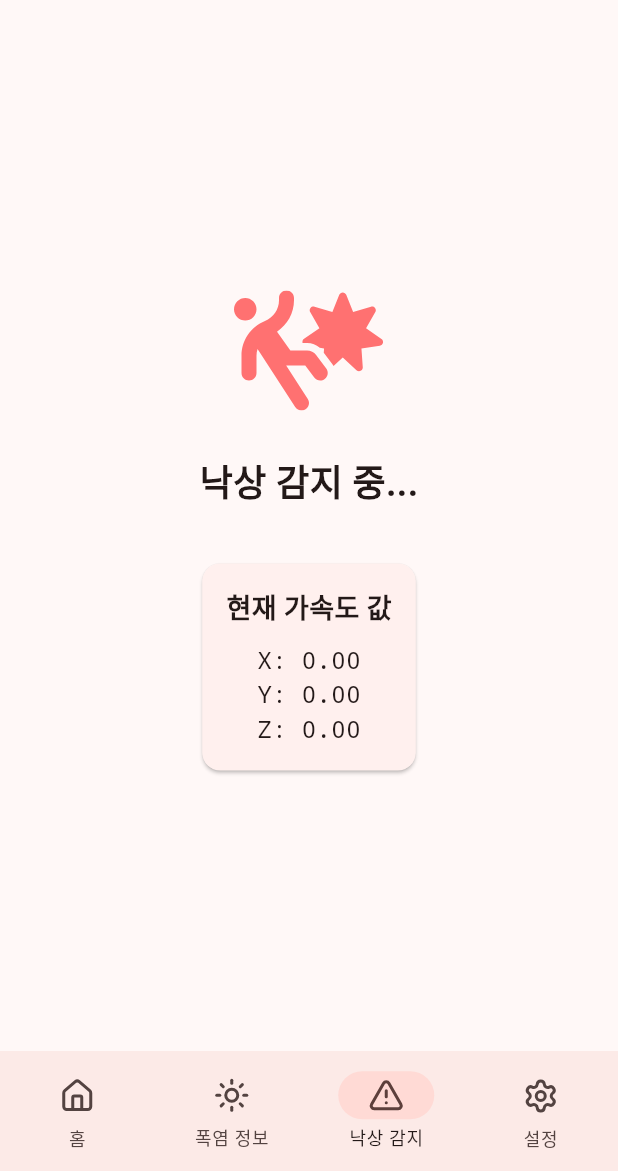
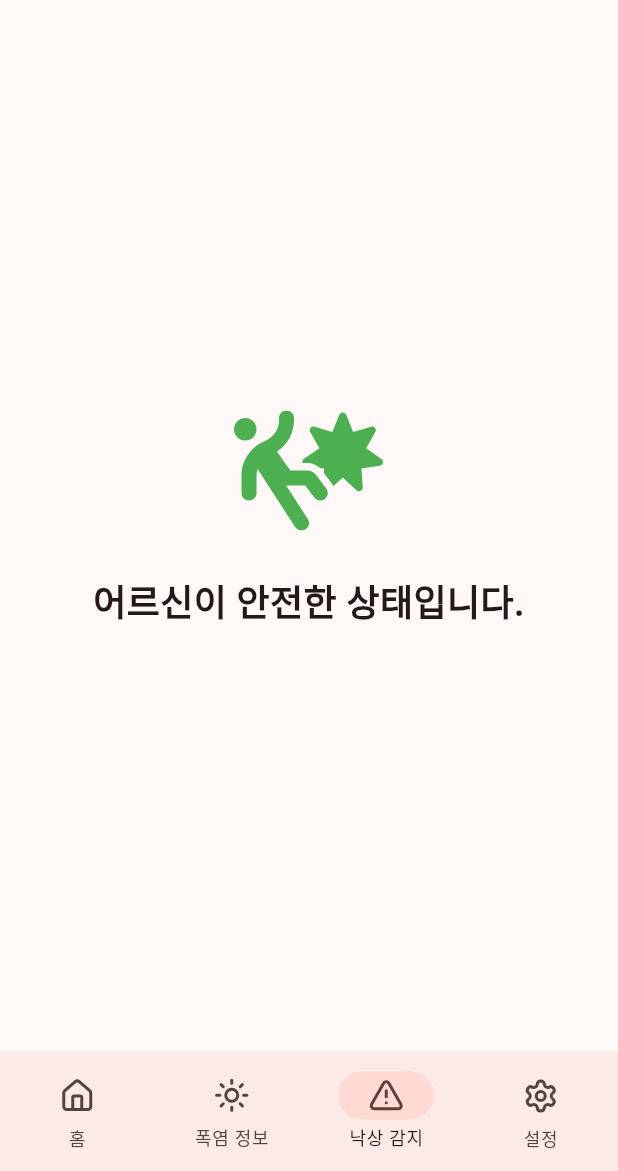
Before and after one commit to kauProjectX/dwph9988-client, a Flutter app: the AppScreen screen opened directly, item 3 of the bottom bar chosen, on a phone screen of 412 x 824 dp, the part 65-1236 px from its top. Run offline on Flutter 3.47's test engine with Material 3 defaults, Android fonts, the phone set to English and light mode, and no system bars; our stand-ins replace audioplayers, built_collection, built_value, dio, flutter_svg, get and 3 more; missing offline and left inert: flutter_naver_map, one_of_serializer; Roboto replaces fonts that are missing (Gmarket Sans).

Commit message:
feat: 보호자 낙상감지

```diff
--- a/lib/screens/app_screen.dart
+++ b/lib/screens/app_screen.dart
@@ -7,6 +7,7 @@ import '../controllers/user_controller.dart';
 import 'elderly/heat_info_screen.dart';
 import 'fall_detection_screen.dart';
 import 'guardian/heat_info_screen.dart';
+import 'guardian/fall_detection_screen.dart';
 import 'home_screen.dart';
 import 'settings_screen.dart';
 
@@ -49,7 +50,7 @@ class _AppScreenState extends State<AppScreen> {
                   _screenList[value] = const ElderlyHeatInfoScreen();
                 }
               } else if (value == 2) {
-                _screenList[value] = const FallDetectionScreen();
+                _screenList[value] = const GuardianFallDetectionScreen();
               } else if (value == 3) {
                 _screenList[value] = const SettingsScreen();
               }
--- a/lib/screens/fall_detection_screen.dart
+++ b/lib/screens/fall_detection_screen.dart
@@ -66,8 +66,8 @@ class _FallDetectionScreenState extends State<FallDetectionScreen> {
             (timer) async {
               remainingSeconds--;
 
-              // 5초 미만일 때 사이렌 재생 시작
-              if (remainingSeconds < 5 && !isPlaying) {
+              // 5초 이하일 때 사이렌 재생 시작
+              if (remainingSeconds <= 5 && !isPlaying) {
                 isPlaying = true;
                 await _player.setReleaseMode(ReleaseMode.loop); // 반복 재생 설정
                 await _player.play(AssetSource('sfx/siren.wav'));
--- /dev/null
+++ b/lib/screens/guardian/fall_detection_screen.dart
@@ -0,0 +1,117 @@
+import 'dart:async';
+import 'package:flutter/material.dart';
+import 'package:flutter_svg/flutter_svg.dart';
+import 'package:url_launcher/url_launcher.dart';
+import 'package:intl/intl.dart';
+
+class GuardianFallDetectionScreen extends StatefulWidget {
+  const GuardianFallDetectionScreen({super.key});
+
+  @override
+  State<GuardianFallDetectionScreen> createState() =>
+      _GuardianFallDetectionScreenState();
+}
+
+class _GuardianFallDetectionScreenState
+    extends State<GuardianFallDetectionScreen> {
+  bool _isFallDetected = false;
+  DateTime? _fallDetectedTime;
+
+  @override
+  void initState() {
+    super.initState();
+    // 5초 후에 낙상 감지 시뮬레이션
+    Future.delayed(const Duration(seconds: 5), () {
+      if (mounted) {
+        setState(() {
+          _isFallDetected = true;
+          _fallDetectedTime = DateTime.now();
+        });
+        _showFallAlert();
+      }
+    });
+  }
+
+  void _showFallAlert() {
+    showDialog(
+      context: context,
+      builder: (context) => AlertDialog(
+        title: const Text('낙상 감지 알림'),
+        content: Text(
+          '어르신이 넘어진 것을 확인했습니다.\n'
+          '발생 시각: ${DateFormat('HH:mm:ss').format(_fallDetectedTime!)}',
+        ),
+        actions: [
+          TextButton(
+            onPressed: () => Navigator.pop(context),
+            child: const Text('확인'),
+          ),
+        ],
+      ),
+    );
+  }
+
+  Future<void> _callElderly() async {
+    final Uri phoneUri = Uri(scheme: 'tel', path: '010-1234-1234');
+    if (await canLaunchUrl(phoneUri)) {
+      await launchUrl(phoneUri);
+    }
+  }
+
+  @override
+  Widget build(BuildContext context) {
+    return Scaffold(
+      appBar: AppBar(
+        title: const Text('낙상 감지'),
+      ),
+      body: Center(
+        child: Column(
+          mainAxisAlignment: MainAxisAlignment.center,
+          children: [
+            SvgPicture.asset(
+              'assets/images/fa6-solid_person-falling-burst.svg',
+              width: 100,
+              height: 100,
+              colorFilter: ColorFilter.mode(
+                _isFallDetected ? const Color(0xFFFF7171) : Colors.green,
+                BlendMode.srcIn,
+              ),
+            ),
+            const SizedBox(height: 20),
+            Text(
+              _isFallDetected
+                  ? '어르신이 넘어진 것을 확인했습니다.\n'
+                      '발생 시각: ${DateFormat('HH:mm:ss').format(_fallDetectedTime!)}'
+                  : '어르신이 안전한 상태입니다.',
+              style: const TextStyle(
+                fontSize: 24,
+                fontWeight: FontWeight.bold,
+              ),
+              textAlign: TextAlign.center,
+            ),
+            const SizedBox(height: 30),
+            if (_isFallDetected)
+              ElevatedButton(
+                onPressed: _callElderly,
+                style: ElevatedButton.styleFrom(
+                  backgroundColor: const Color(0xFFFF7171),
+                  padding:
+                      const EdgeInsets.symmetric(horizontal: 32, vertical: 16),
+                  shape: RoundedRectangleBorder(
+                    borderRadius: BorderRadius.circular(30),
+                  ),
+                ),
+                child: const Text(
+                  '어르신에게 연락하기',
+                  style: TextStyle(
+                    fontSize: 18,
+                    color: Colors.white,
+                  ),
+                ),
+              ),
+          ],
+        ),
+      ),
+    );
+  }
+}
```
